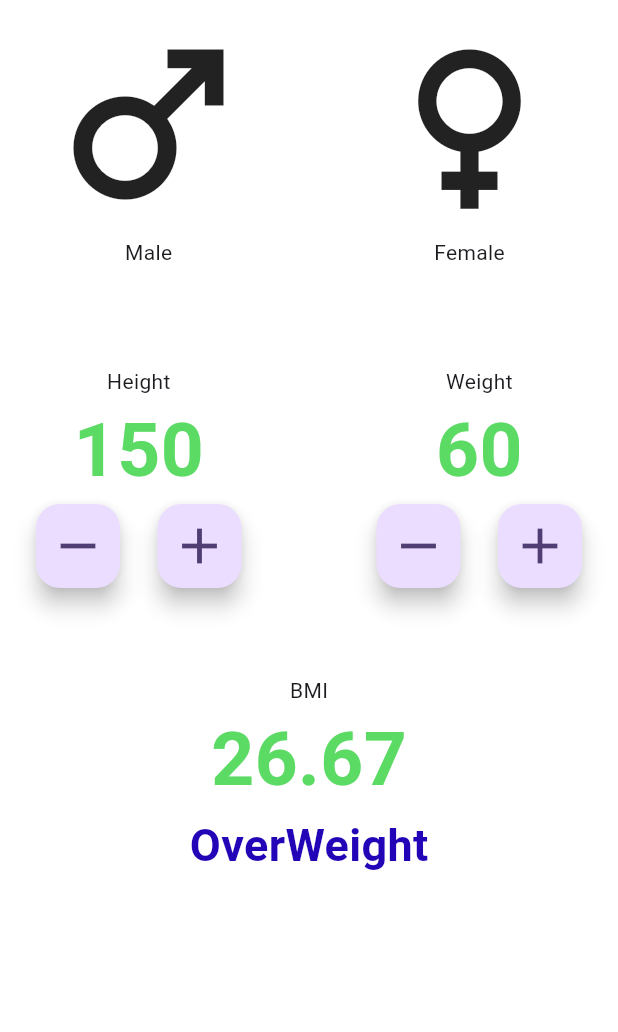
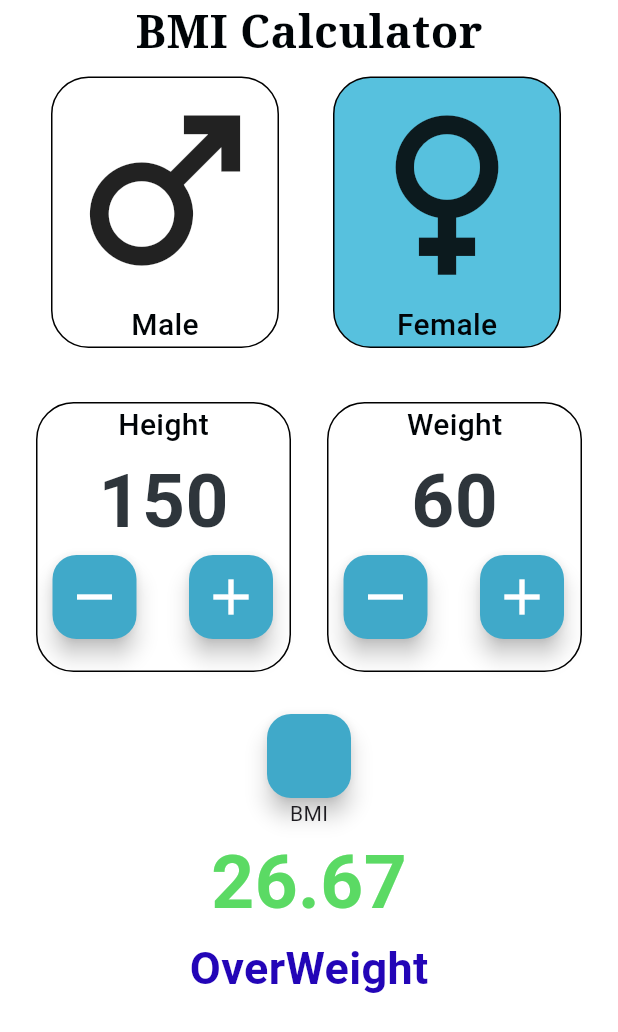
Before and after one commit to akithawijesinghe/BMICALflutter, a Flutter app: the screen it shows after launch, on a phone screen of 412 x 824 dp. Shown: the top 1032 px of the screen. Run offline on Flutter 3.47's test engine with Material 3 defaults, Android fonts, the phone set to English and light mode, and no system bars; Roboto replaces fonts that are missing (Candara).

Commit message:
ui design improve 01

```diff
--- a/lib/constant.dart
+++ b/lib/constant.dart
@@ -9,3 +9,21 @@ const kinputLableColor =
 
 const kinputLable2Color =
     TextStyle(color: ktext3Color, fontSize: 30, fontWeight: FontWeight.bold);
+
+const kHeading = TextStyle(
+    color: Color.fromARGB(255, 0, 4, 7),
+    fontSize: 30,
+    fontWeight: FontWeight.bold,
+    fontFamily: "Serif");
+
+const hewecolor = TextStyle(
+  color: Color.fromRGBO(46, 53, 59, 1),
+  fontSize: 50,
+  fontWeight: FontWeight.bold,
+);
+
+const subheading = TextStyle(
+    color: Color.fromARGB(255, 0, 4, 7),
+    fontSize: 20,
+    fontWeight: FontWeight.w500,
+    fontFamily: "Candara");
--- a/lib/main_page.dart
+++ b/lib/main_page.dart
@@ -18,48 +18,86 @@ class _MainPageState extends State<MainPage> {
     return Scaffold(
       body: SafeArea(
         child: Container(
-          color: Colors.white,
+          //height: 50,
+          //width: 50,
+          color: Color.fromARGB(255, 255, 255, 255),
           padding: const EdgeInsets.symmetric(horizontal: 16),
           child: Column(
             children: [
+              Text(
+                "BMI Calculator",
+                style: kHeading,
+              ),
+              //const SizedBox(height: 20),
+              Row(
+                children: [
+                  const SizedBox(width: 10),
+                  Padding(
+                    padding: const EdgeInsets.all(8.0),
+                    child: Container(
+                      decoration: BoxDecoration(
+                        border: Border.all(color: Color.fromARGB(255, 0, 0, 0)),
+                        borderRadius: BorderRadius.all(Radius.circular(25.0)),
+                      ),
+                      child: Column(
+                        children: const [
+                          //const SizedBox(height: 30),
+                          Icon(Icons.male, size: 150),
+                          Text(
+                            "Male",
+                            style: subheading,
+                          ),
+                        ],
+                      ),
+                    ),
+                  ),
+                  const SizedBox(width: 20),
+                  Padding(
+                    padding: const EdgeInsets.all(8.0),
+                    child: Container(
+                      decoration: BoxDecoration(
+                        border: Border.all(color: Colors.black),
+                        color: (Color.fromARGB(255, 87, 193, 222)),
+                        borderRadius: BorderRadius.all(Radius.circular(25.0)),
+                      ),
+                      child: Column(
+                        children: const [
+                          Icon(Icons.female, size: 150),
+                          Text(
+                            "Female",
+                            style: subheading,
+                          ),
+                        ],
+                      ),
+                    ),
+                  )
+                ],
+              ),
+              const SizedBox(height: 20),
               Row(
                 children: [
                   Padding(
                     padding: const EdgeInsets.all(8.0),
-                    child: Column(
-                      children: const [
-                        //const SizedBox(height: 30),
-                        Icon(Icons.male, size: 150),
-                        Text("Male"),
-                      ],
+                    child: Container(
+                      width: 170, // Set the width to 100 pixels
+                      height: 180,
+                      decoration: BoxDecoration(
+                        border: Border.all(color: Color.fromARGB(255, 0, 0, 0)),
+                        borderRadius: BorderRadius.all(Radius.circular(25.0)),
                       ),
-                  ),
-                  const Spacer(),
-                  Padding(
-                    padding: const EdgeInsets.all(8.0),
-                    child: Column(
-                      children: const [
-                        Icon(Icons.female, size: 150),
-                        Text("Female"),
-                      ],
-                    ),
-                  )
-                ],
-              ),
-              const SizedBox(height: 50),
-              Row(
-                children: [
-                  Padding(
-                    padding: const EdgeInsets.all(8.0),
                       child: Column(
                         children: [
                           const Text(
                             "Height",
+                            style: subheading,
                           ),
-                        Text("$height", style: kinputLableColor),
+                          Text("$height", style: hewecolor),
                           Row(
                             children: [
+                              const SizedBox(width: 10),
                               FloatingActionButton(
+                                backgroundColor:
+                                    Color.fromARGB(255, 64, 169, 201),
                                 onPressed: () {
                                   setState(() {
                                     if (height > 80) height--;
@@ -70,11 +108,14 @@ class _MainPageState extends State<MainPage> {
                                 },
                                 child: Icon(
                                   Icons.remove,
+                                  color: Colors.white,
                                   size: 40,
                                 ),
                               ),
-                            const SizedBox(width: 25),
+                              const SizedBox(width: 35),
                               FloatingActionButton(
+                                  backgroundColor:
+                                      Color.fromARGB(255, 64, 169, 201),
                                   onPressed: () {
                                     setState(() {
                                       if (height < 200) height++;
@@ -85,6 +126,7 @@ class _MainPageState extends State<MainPage> {
                                   },
                                   child: Icon(
                                     Icons.add,
+                                    color: Colors.white,
                                     size: 40,
                                   )),
                             ],
@@ -92,18 +134,30 @@ class _MainPageState extends State<MainPage> {
                         ],
                       ),
                     ),
+                  ),
                   const Spacer(),
                   Padding(
                     padding: const EdgeInsets.all(8.0),
+                    child: Container(
+                      width: 170, // Set the width to 100 pixels
+                      height: 180,
+                      decoration: BoxDecoration(
+                        border: Border.all(color: Colors.black),
+                        borderRadius: BorderRadius.all(Radius.circular(25.0)),
+                      ),
                       child: Column(
                         children: [
                           const Text(
                             "Weight",
+                            style: subheading,
                           ),
-                        Text("$weight", style: kinputLableColor),
+                          Text("$weight", style: hewecolor),
                           Row(
                             children: [
+                              const SizedBox(width: 10),
                               FloatingActionButton(
+                                backgroundColor:
+                                    Color.fromARGB(255, 64, 169, 201),
                                 onPressed: () {
                                   setState(() {
                                     if (weight > 20) weight--;
@@ -113,11 +167,14 @@ class _MainPageState extends State<MainPage> {
                                 },
                                 child: Icon(
                                   Icons.remove,
+                                  color: Colors.white,
                                   size: 40,
                                 ),
                               ),
-                            const SizedBox(width: 25),
+                              const SizedBox(width: 35),
                               FloatingActionButton(
+                                  backgroundColor:
+                                      Color.fromARGB(255, 64, 169, 201),
                                   onPressed: () {
                                     setState(() {
                                       if (weight < 120) weight++;
@@ -127,6 +184,7 @@ class _MainPageState extends State<MainPage> {
                                   },
                                   child: Icon(
                                     Icons.add,
+                                    color: Colors.white,
                                     size: 40,
                                   )),
                             ],
@@ -134,9 +192,17 @@ class _MainPageState extends State<MainPage> {
                         ],
                       ),
                     ),
+                  ),
                 ],
               ),
-              SizedBox(height: 50),
+              SizedBox(height: 20),
+
+              FloatingActionButton(
+
+                backgroundColor: Color.fromARGB(255, 64, 169, 201),
+                onPressed: null,
+              ),
+
               Column(
                 children: [
                   const Text("BMI"),
```
Lines whose indentation alone changed are shown as unchanged.
